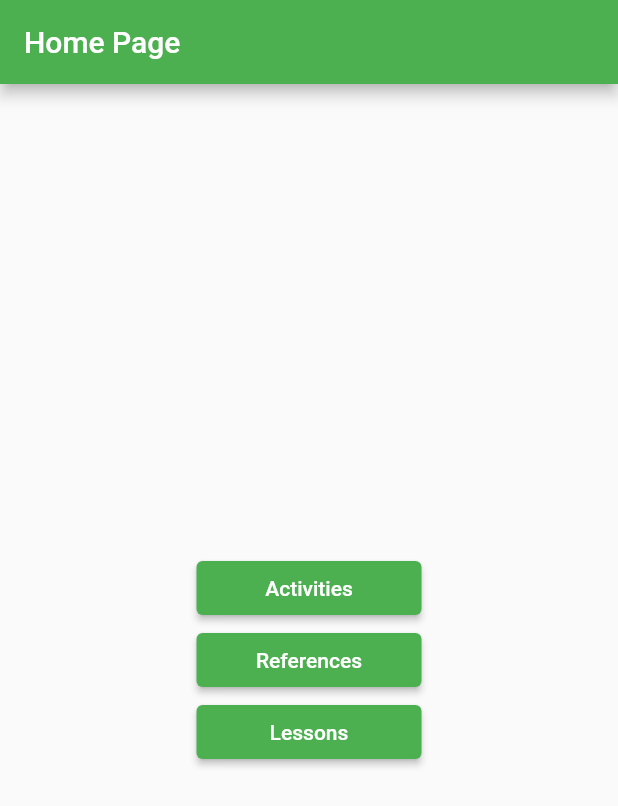
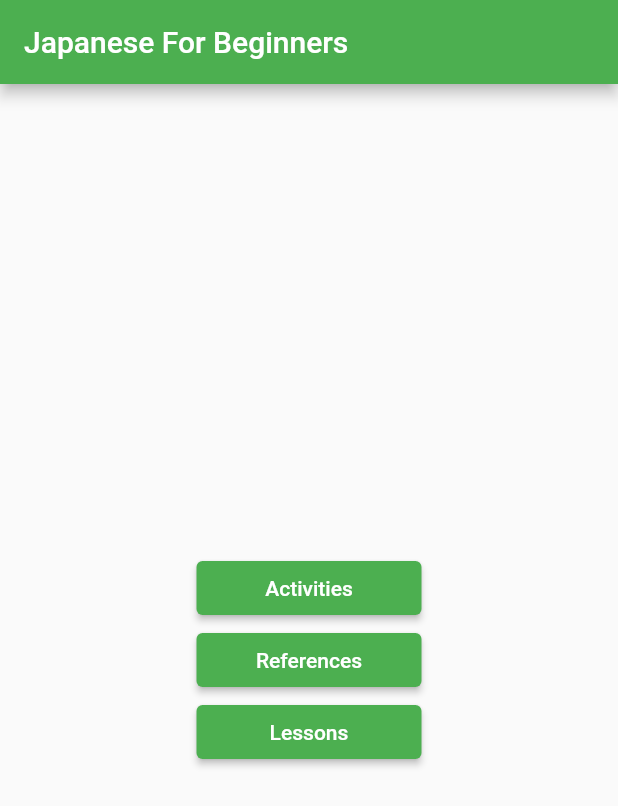
Before and after one commit to MitchellMaliglig/Mobile-App-Project-CS-4750-, a Flutter app: the screen it shows after launch, on a phone screen of 412 x 824 dp. Shown: the top 806 px of the screen. Run offline on Flutter 3.47's test engine with Material 2 defaults, Android fonts, the phone set to English and light mode, and no system bars; our stand-ins replace flutter_tts; missing offline and left inert: kana_kit.

Commit message:
minor changes

```diff
--- a/lib/lessons/BasicKana.dart
+++ b/lib/lessons/BasicKana.dart
@@ -65,7 +65,7 @@ class _BasicKanaState extends State<BasicKana> {
             Align(
               alignment: Alignment.topLeft,
               child: Text('     A few things to note here:\n\n'
-                  '- Y and W have only 3 and 3 character combinations, respectively.\n'
+                  '- Y and W have only 3 and 2 character combinations, respectively.\n'
                   '- N can be followed by a vowel or remain by itself.\n'
                   '- Some characters have a reading that may be different from what you expect ('
                   'し,ち,つ & ふ are read as shi, chi, tsu & fu, respectively).\n\n'
--- a/lib/main.dart
+++ b/lib/main.dart
@@ -16,7 +16,7 @@ class MyApp extends StatelessWidget {
       theme: ThemeData(
         primarySwatch: Colors.green,
       ),
-      home: MyHomePage(title: 'Home Page'),
+      home: MyHomePage(title: 'Japanese For Beginners'),
     );
   }
 }
@@ -73,8 +73,8 @@ class _MyHomePageState extends State<MyHomePage> {
                     );
                   },
                   child:
-                  Text('Lessons')
-              )
+                  Text('Lessons'),
+              ),
             ],
           ),
         ),
--- a/pubspec.yaml
+++ b/pubspec.yaml
@@ -15,7 +15,10 @@ publish_to: 'none' # Remove this line if you wish to publish to pub.dev
 # In iOS, build-name is used as CFBundleShortVersionString while build-number used as CFBundleVersion.
 # Read more about iOS versioning at
 # https://developer.apple.com/library/archive/documentation/General/Reference/InfoPlistKeyReference/Articles/CoreFoundationKeys.html
-version: 1.0.0+5
+# flutter clean
+# flutter build appbundle
+
+version: 1.0.0+6
 
 environment:
   sdk: ">=2.12.0 <3.0.0"
```
